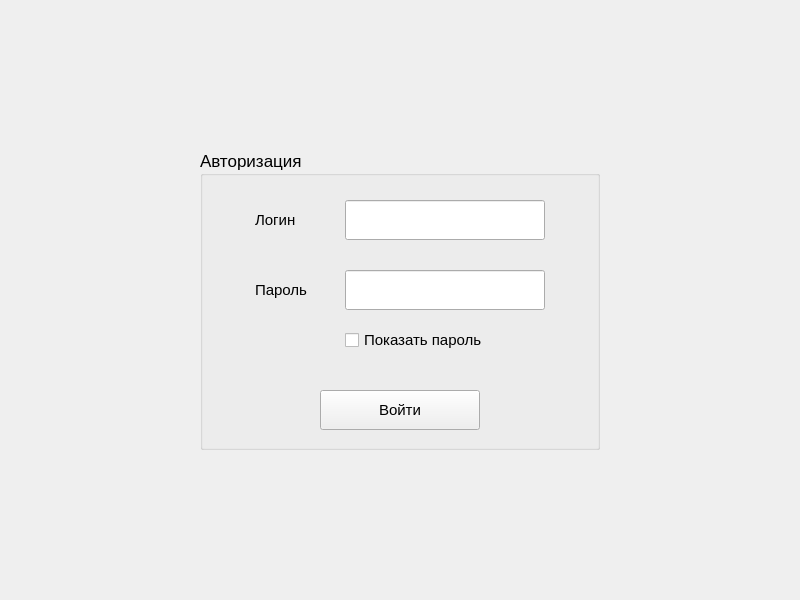
The window that Client/mainwidget.ui (Kekuch13/messenger) describes before a commit, drawn with Qt 5.
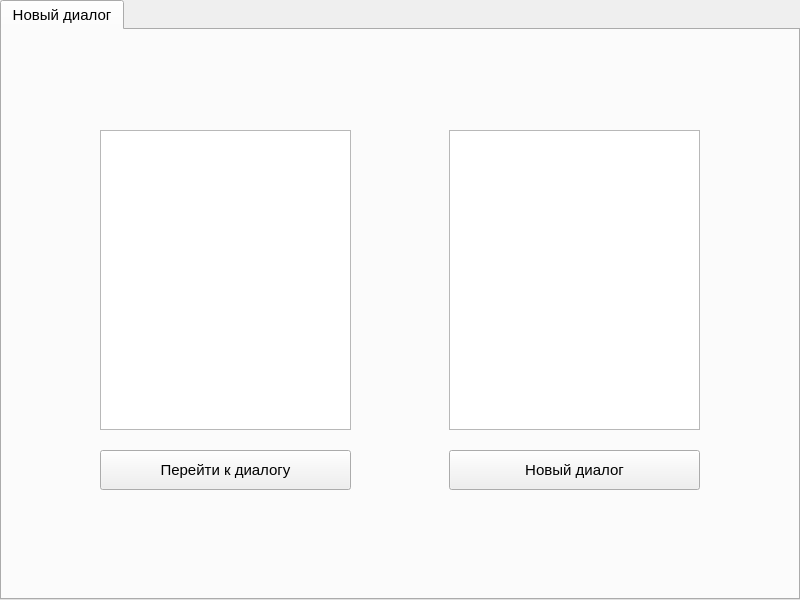
The same window after the commit. The open tabs and pages were chosen to show the change.

```diff
--- a/Client/mainwidget.ui
+++ b/Client/mainwidget.ui
@@ -134,7 +134,102 @@
      </widget>
     </widget>
    </widget>
-   <widget class="QWidget" name="page_2"/>
+   <widget class="QWidget" name="dialogs">
+    <widget class="QTabWidget" name="tabWidget">
+     <property name="geometry">
+      <rect>
+       <x>0</x>
+       <y>0</y>
+       <width>800</width>
+       <height>600</height>
+      </rect>
+     </property>
+     <property name="font">
+      <font>
+       <pointsize>11</pointsize>
+      </font>
+     </property>
+     <property name="currentIndex">
+      <number>0</number>
+     </property>
+     <widget class="QWidget" name="createDialog">
+      <property name="font">
+       <font>
+        <pointsize>11</pointsize>
+       </font>
+      </property>
+      <attribute name="title">
+       <string>Новый диалог</string>
+      </attribute>
+      <widget class="QListWidget" name="newDialogsList">
+       <property name="geometry">
+        <rect>
+         <x>447</x>
+         <y>100</y>
+         <width>251</width>
+         <height>300</height>
+        </rect>
+       </property>
+       <property name="font">
+        <font>
+         <pointsize>11</pointsize>
+        </font>
+       </property>
+      </widget>
+      <widget class="QPushButton" name="newDialogButton">
+       <property name="geometry">
+        <rect>
+         <x>447</x>
+         <y>420</y>
+         <width>251</width>
+         <height>40</height>
+        </rect>
+       </property>
+       <property name="font">
+        <font>
+         <pointsize>11</pointsize>
+        </font>
+       </property>
+       <property name="text">
+        <string>Новый диалог</string>
+       </property>
+      </widget>
+      <widget class="QListWidget" name="dialogsList">
+       <property name="geometry">
+        <rect>
+         <x>98</x>
+         <y>100</y>
+         <width>251</width>
+         <height>300</height>
+        </rect>
+       </property>
+       <property name="font">
+        <font>
+         <pointsize>11</pointsize>
+        </font>
+       </property>
+      </widget>
+      <widget class="QPushButton" name="dialogButton">
+       <property name="geometry">
+        <rect>
+         <x>98</x>
+         <y>420</y>
+         <width>251</width>
+         <height>40</height>
+        </rect>
+       </property>
+       <property name="font">
+        <font>
+         <pointsize>11</pointsize>
+        </font>
+       </property>
+       <property name="text">
+        <string>Перейти к диалогу</string>
+       </property>
+      </widget>
+     </widget>
+    </widget>
+   </widget>
   </widget>
  </widget>
  <resources/>
```
